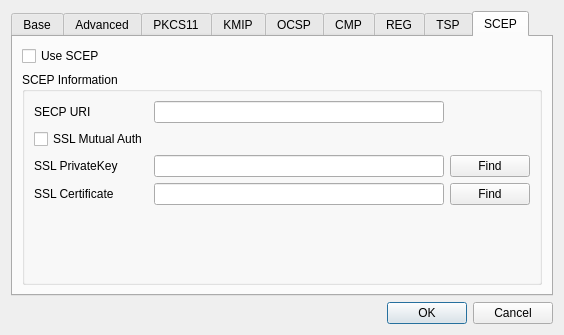
Above: CAMan/settings_dlg.ui from jykim74/CertMan before the change. Below: the same form after it.
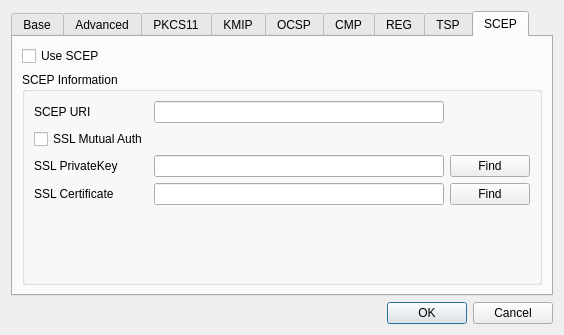
That is the form after the change. The open tabs and pages were chosen to show the change.

The edit to the form file:
```diff
--- a/CAMan/settings_dlg.ui
+++ b/CAMan/settings_dlg.ui
@@ -683,7 +683,7 @@
           <item row="0" column="0">
            <widget class="QLabel" name="label_25">
             <property name="text">
-             <string>SECP URI</string>
+             <string>SCEP URI</string>
             </property>
            </widget>
           </item>
```
Left out of the diff: 14 changed lines with no effect on the pictures.
